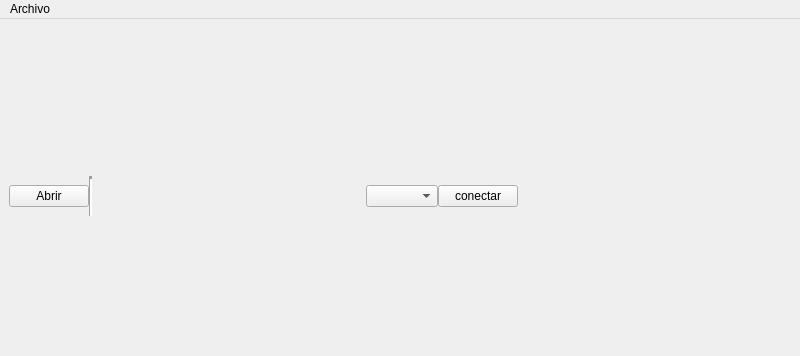
Old version of the form src/ui/main.ui in the repository Debaq/fisioaccess-pc; both pictures show x 0 to 800 and y 0 to 356 of the 800 by 600 pixel window.
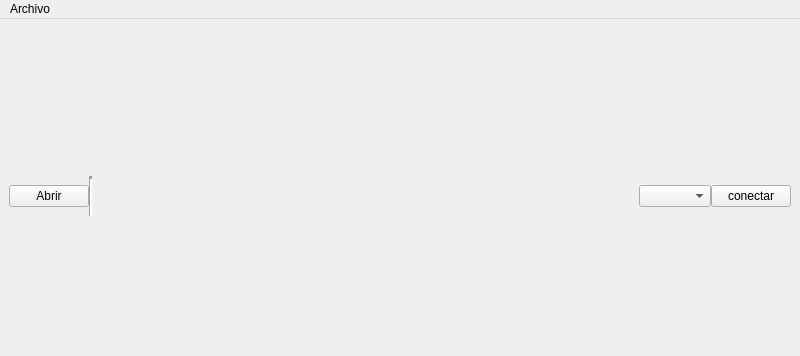
New version of the form.

Commit message: mejoras al grafico

The edit to the form file:
```diff
--- a/src/ui/main.ui
+++ b/src/ui/main.ui
@@ -89,19 +89,6 @@
          </property>
         </widget>
        </item>
-       <item>
-        <spacer name="horizontalSpacer_2">
-         <property name="orientation">
-          <enum>Qt::Orientation::Horizontal</enum>
-         </property>
-         <property name="sizeHint" stdset="0">
-          <size>
-           <width>40</width>
-           <height>20</height>
-          </size>
-         </property>
-        </spacer>
-       </item>
       </layout>
      </widget>
     </item>
```
The commit also changes 2 other files.
